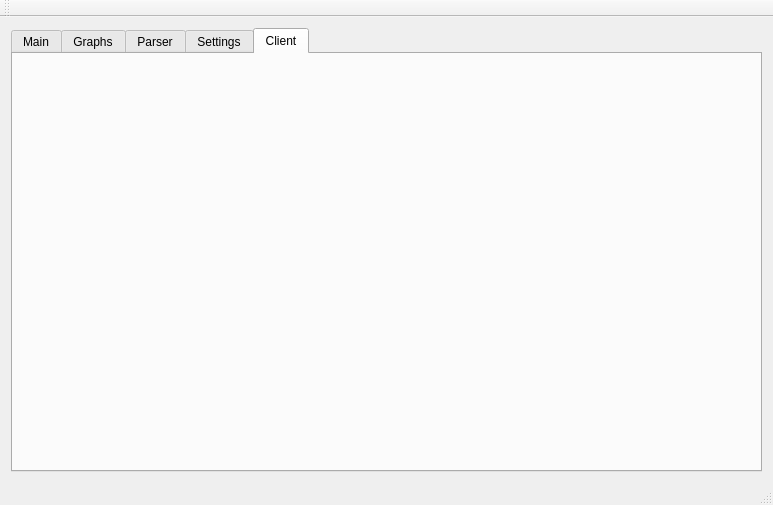
Above: graphs.ui from fsvymk/graphs before the change. Below: the same form after it.
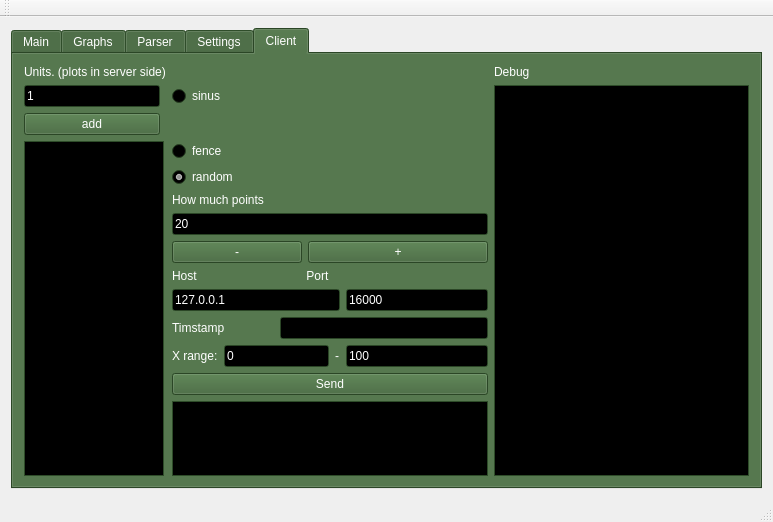
That is the form after the change. The open tabs and pages were chosen to show the change. Custom widgets are drawn as their Qt base class.

The edit to the form file:
```diff
--- a/graphs.ui
+++ b/graphs.ui
@@ -7,7 +7,7 @@
     <x>0</x>
     <y>0</y>
     <width>773</width>
-    <height>505</height>
+    <height>522</height>
    </rect>
   </property>
   <property name="windowTitle">
@@ -15,8 +15,423 @@
   </property>
   <widget class="QWidget" name="centralWidget">
    <layout class="QGridLayout" name="gridLayout">
-    <item row="0" column="1">
+    <item row="0" column="0">
      <widget class="QTabWidget" name="tabWidget">
+      <property name="palette">
+       <palette>
+        <active>
+         <colorrole role="WindowText">
+          <brush brushstyle="SolidPattern">
+           <color alpha="255">
+            <red>255</red>
+            <green>255</green>
+            <blue>255</blue>
+           </color>
+          </brush>
+         </colorrole>
+         <colorrole role="Button">
+          <brush brushstyle="SolidPattern">
+           <color alpha="255">
+            <red>60</red>
+            <green>98</green>
+            <blue>53</blue>
+           </color>
+          </brush>
+         </colorrole>
+         <colorrole role="Light">
+          <brush brushstyle="SolidPattern">
+           <color alpha="255">
+            <red>90</red>
+            <green>147</green>
+            <blue>79</blue>
+           </color>
+          </brush>
+         </colorrole>
+         <colorrole role="Midlight">
+          <brush brushstyle="SolidPattern">
+           <color alpha="255">
+            <red>75</red>
+            <green>122</green>
+            <blue>66</blue>
+           </color>
+          </brush>
+         </colorrole>
+         <colorrole role="Dark">
+          <brush brushstyle="SolidPattern">
+           <color alpha="255">
+            <red>30</red>
+            <green>49</green>
+            <blue>26</blue>
+           </color>
+          </brush>
+         </colorrole>
+         <colorrole role="Mid">
+          <brush brushstyle="SolidPattern">
+           <color alpha="255">
+            <red>40</red>
+            <green>65</green>
+            <blue>35</blue>
+           </color>
+          </brush>
+         </colorrole>
+         <colorrole role="Text">
+          <brush brushstyle="SolidPattern">
+           <color alpha="255">
+            <red>255</red>
+            <green>255</green>
+            <blue>255</blue>
+           </color>
+          </brush>
+         </colorrole>
+         <colorrole role="BrightText">
+          <brush brushstyle="SolidPattern">
+           <color alpha="255">
+            <red>255</red>
+            <green>255</green>
+            <blue>255</blue>
+           </color>
+          </brush>
+         </colorrole>
+         <colorrole role="ButtonText">
+          <brush brushstyle="SolidPattern">
+           <color alpha="255">
+            <red>255</red>
+            <green>255</green>
+            <blue>255</blue>
+           </color>
+          </brush>
+         </colorrole>
+         <colorrole role="Base">
+          <brush brushstyle="SolidPattern">
+           <color alpha="255">
+            <red>0</red>
+            <green>0</green>
+            <blue>0</blue>
+           </color>
+          </brush>
+         </colorrole>
+         <colorrole role="Window">
+          <brush brushstyle="SolidPattern">
+           <color alpha="255">
+            <red>60</red>
+            <green>98</green>
+            <blue>53</blue>
+           </color>
+          </brush>
+         </colorrole>
+         <colorrole role="Shadow">
+          <brush brushstyle="SolidPattern">
+           <color alpha="255">
+            <red>0</red>
+            <green>0</green>
+            <blue>0</blue>
+           </color>
+          </brush>
+         </colorrole>
+         <colorrole role="AlternateBase">
+          <brush brushstyle="SolidPattern">
+           <color alpha="255">
+            <red>30</red>
+            <green>49</green>
+            <blue>26</blue>
+           </color>
+          </brush>
+         </colorrole>
+         <colorrole role="ToolTipBase">
+          <brush brushstyle="SolidPattern">
+           <color alpha="255">
+            <red>255</red>
+            <green>255</green>
+            <blue>220</blue>
+           </color>
+          </brush>
+         </colorrole>
+         <colorrole role="ToolTipText">
+          <brush brushstyle="SolidPattern">
+           <color alpha="255">
+            <red>0</red>
+            <green>0</green>
+            <blue>0</blue>
+           </color>
+          </brush>
+         </colorrole>
+        </active>
+        <inactive>
+         <colorrole role="WindowText">
+          <brush brushstyle="SolidPattern">
+           <color alpha="255">
+            <red>255</red>
+            <green>255</green>
+            <blue>255</blue>
+           </color>
+          </brush>
+         </colorrole>
+         <colorrole role="Button">
+          <brush brushstyle="SolidPattern">
+           <color alpha="255">
+            <red>60</red>
+            <green>98</green>
+            <blue>53</blue>
+           </color>
+          </brush>
+         </colorrole>
+         <colorrole role="Light">
+          <brush brushstyle="SolidPattern">
+           <color alpha="255">
+            <red>90</red>
+            <green>147</green>
+            <blue>79</blue>
+           </color>
+          </brush>
+         </colorrole>
+         <colorrole role="Midlight">
+          <brush brushstyle="SolidPattern">
+           <color alpha="255">
+            <red>75</red>
+            <green>122</green>
+            <blue>66</blue>
+           </color>
+          </brush>
+         </colorrole>
+         <colorrole role="Dark">
+          <brush brushstyle="SolidPattern">
+           <color alpha="255">
+            <red>30</red>
+            <green>49</green>
+            <blue>26</blue>
+           </color>
+          </brush>
+         </colorrole>
+         <colorrole role="Mid">
+          <brush brushstyle="SolidPattern">
+           <color alpha="255">
+            <red>40</red>
+            <green>65</green>
+            <blue>35</blue>
+           </color>
+          </brush>
+         </colorrole>
+         <colorrole role="Text">
+          <brush brushstyle="SolidPattern">
+           <color alpha="255">
+            <red>255</red>
+            <green>255</green>
+            <blue>255</blue>
+           </color>
+          </brush>
+         </colorrole>
+         <colorrole role="BrightText">
+          <brush brushstyle="SolidPattern">
+           <color alpha="255">
+            <red>255</red>
+            <green>255</green>
+            <blue>255</blue>
+           </color>
+          </brush>
+         </colorrole>
+         <colorrole role="ButtonText">
+          <brush brushstyle="SolidPattern">
+           <color alpha="255">
+            <red>255</red>
+            <green>255</green>
+            <blue>255</blue>
+           </color>
+          </brush>
+         </colorrole>
+         <colorrole role="Base">
+          <brush brushstyle="SolidPattern">
+           <color alpha="255">
+            <red>0</red>
+            <green>0</green>
+            <blue>0</blue>
+           </color>
+          </brush>
+         </colorrole>
+         <colorrole role="Window">
+          <brush brushstyle="SolidPattern">
+           <color alpha="255">
+            <red>60</red>
+            <green>98</green>
+            <blue>53</blue>
+           </color>
+          </brush>
+         </colorrole>
+         <colorrole role="Shadow">
+          <brush brushstyle="SolidPattern">
+           <color alpha="255">
+            <red>0</red>
+            <green>0</green>
+            <blue>0</blue>
+           </color>
+          </brush>
+         </colorrole>
+         <colorrole role="AlternateBase">
+          <brush brushstyle="SolidPattern">
+           <color alpha="255">
+            <red>30</red>
+            <green>49</green>
+            <blue>26</blue>
+           </color>
+          </brush>
+         </colorrole>
+         <colorrole role="ToolTipBase">
+          <brush brushstyle="SolidPattern">
+           <color alpha="255">
+            <red>255</red>
+            <green>255</green>
+            <blue>220</blue>
+           </color>
+          </brush>
+         </colorrole>
+         <colorrole role="ToolTipText">
+          <brush brushstyle="SolidPattern">
+           <color alpha="255">
+            <red>0</red>
+            <green>0</green>
+            <blue>0</blue>
+           </color>
+          </brush>
+         </colorrole>
+        </inactive>
+        <disabled>
+         <colorrole role="WindowText">
+          <brush brushstyle="SolidPattern">
+           <color alpha="255">
+            <red>30</red>
+            <green>49</green>
+            <blue>26</blue>
+           </color>
+          </brush>
+         </colorrole>
+         <colorrole role="Button">
+          <brush brushstyle="SolidPattern">
+           <color alpha="255">
+            <red>60</red>
+            <green>98</green>
+            <blue>53</blue>
+           </color>
+          </brush>
+         </colorrole>
+         <colorrole role="Light">
+          <brush brushstyle="SolidPattern">
+           <color alpha="255">
+            <red>90</red>
+            <green>147</green>
+            <blue>79</blue>
+           </color>
+          </brush>
+         </colorrole>
+         <colorrole role="Midlight">
+          <brush brushstyle="SolidPattern">
+           <color alpha="255">
+            <red>75</red>
+            <green>122</green>
+            <blue>66</blue>
+           </color>
+          </brush>
+         </colorrole>
+         <colorrole role="Dark">
+          <brush brushstyle="SolidPattern">
+           <color alpha="255">
+            <red>30</red>
+            <green>49</green>
+            <blue>26</blue>
+           </color>
+          </brush>
+         </colorrole>
+         <colorrole role="Mid">
+          <brush brushstyle="SolidPattern">
+           <color alpha="255">
+            <red>40</red>
+            <green>65</green>
+            <blue>35</blue>
+           </color>
+          </brush>
+         </colorrole>
+         <colorrole role="Text">
+          <brush brushstyle="SolidPattern">
+           <color alpha="255">
+            <red>30</red>
+            <green>49</green>
+            <blue>26</blue>
+           </color>
+          </brush>
+         </colorrole>
+         <colorrole role="BrightText">
+          <brush brushstyle="SolidPattern">
+           <color alpha="255">
+            <red>255</red>
+            <green>255</green>
+            <blue>255</blue>
+           </color>
+          </brush>
+         </colorrole>
+         <colorrole role="ButtonText">
+          <brush brushstyle="SolidPattern">
+           <color alpha="255">
+            <red>30</red>
+            <green>49</green>
+            <blue>26</blue>
+           </color>
+          </brush>
+         </colorrole>
+         <colorrole role="Base">
+          <brush brushstyle="SolidPattern">
+           <color alpha="255">
+            <red>60</red>
+            <green>98</green>
+            <blue>53</blue>
+           </color>
+          </brush>
+         </colorrole>
+         <colorrole role="Window">
+          <brush brushstyle="SolidPattern">
+           <color alpha="255">
+            <red>60</red>
+            <green>98</green>
+            <blue>53</blue>
+           </color>
+          </brush>
+         </colorrole>
+         <colorrole role="Shadow">
+          <brush brushstyle="SolidPattern">
+           <color alpha="255">
+            <red>0</red>
+            <green>0</green>
+            <blue>0</blue>
+           </color>
+          </brush>
+         </colorrole>
+         <colorrole role="AlternateBase">
+          <brush brushstyle="SolidPattern">
+           <color alpha="255">
+            <red>60</red>
+            <green>98</green>
+            <blue>53</blue>
+           </color>
+          </brush>
+         </colorrole>
+         <colorrole role="ToolTipBase">
+          <brush brushstyle="SolidPattern">
+           <color alpha="255">
+            <red>255</red>
+            <green>255</green>
+            <blue>220</blue>
+           </color>
+          </brush>
+         </colorrole>
+         <colorrole role="ToolTipText">
+          <brush brushstyle="SolidPattern">
+           <color alpha="255">
+            <red>0</red>
+            <green>0</green>
+            <blue>0</blue>
+           </color>
+          </brush>
+         </colorrole>
+        </disabled>
+       </palette>
+      </property>
       <property name="currentIndex">
        <number>1</number>
       </property>
@@ -134,6 +549,179 @@
        <attribute name="title">
         <string>Client</string>
        </attribute>
+       <layout class="QGridLayout" name="gridLayout_4">
+        <item row="1" column="0">
+         <widget class="QLineEdit" name="client_lineEdit_numplot">
+          <property name="text">
+           <string>1</string>
+          </property>
+         </widget>
+        </item>
+        <item row="9" column="2" colspan="6">
+         <widget class="QLineEdit" name="client_lineEdit_ip">
+          <property name="text">
+           <string>127.0.0.1</string>
+          </property>
+         </widget>
+        </item>
+        <item row="7" column="6" colspan="3">
+         <widget class="QPushButton" name="pushButton_plus">
+          <property name="text">
+           <string>+</string>
+          </property>
+         </widget>
+        </item>
+        <item row="5" column="2" colspan="5">
+         <widget class="QLabel" name="label_howmuch">
+          <property name="text">
+           <string>How much points</string>
+          </property>
+         </widget>
+        </item>
+        <item row="4" column="2" colspan="6">
+         <widget class="QRadioButton" name="radioButton_random">
+          <property name="text">
+           <string>random</string>
+          </property>
+          <property name="checked">
+           <bool>true</bool>
+          </property>
+         </widget>
+        </item>
+        <item row="3" column="2" colspan="2">
+         <widget class="QRadioButton" name="radioButton_fence">
+          <property name="text">
+           <string>fence</string>
+          </property>
+         </widget>
+        </item>
+        <item row="3" column="0" rowspan="11" colspan="2">
+         <widget class="QListWidget" name="client_listWidget">
+          <property name="maximumSize">
+           <size>
+            <width>140</width>
+            <height>16777215</height>
+           </size>
+          </property>
+          <property name="inputMethodHints">
+           <set>Qt::ImhMultiLine</set>
+          </property>
+         </widget>
+        </item>
+        <item row="1" column="9" rowspan="13">
+         <widget class="QTextEdit" name="client_debug"/>
+        </item>
+        <item row="1" column="2" colspan="2">
+         <widget class="QRadioButton" name="radioButton_sinus">
+          <property name="text">
+           <string>sinus</string>
+          </property>
+          <property name="checked">
+           <bool>false</bool>
+          </property>
+         </widget>
+        </item>
+        <item row="0" column="9">
+         <widget class="QLabel" name="client_label_debug">
+          <property name="text">
+           <string>Debug</string>
+          </property>
+         </widget>
+        </item>
+        <item row="0" column="0" colspan="2">
+         <widget class="QLabel" name="label_units">
+          <property name="text">
+           <string>Units. (plots in server side)</string>
+          </property>
+         </widget>
+        </item>
+        <item row="7" column="2" colspan="4">
+         <widget class="QPushButton" name="pushButton_minus">
+          <property name="text">
+           <string>-</string>
+          </property>
+         </widget>
+        </item>
+        <item row="6" column="2" colspan="7">
+         <widget class="QLineEdit" name="lineEdit_points">
+          <property name="inputMethodHints">
+           <set>Qt::ImhDigitsOnly</set>
+          </property>
+          <property name="text">
+           <string>20</string>
+          </property>
+         </widget>
+        </item>
+        <item row="8" column="2" colspan="7">
+         <widget class="QLabel" name="label_hostport">
+          <property name="text">
+           <string>Host                                 Port</string>
+          </property>
+         </widget>
+        </item>
+        <item row="11" column="8">
+         <widget class="QLineEdit" name="client_lineEdit_xto">
+          <property name="text">
+           <string>100</string>
+          </property>
+         </widget>
+        </item>
+        <item row="10" column="2" colspan="3">
+         <widget class="QLabel" name="client_label_7">
+          <property name="text">
+           <string>Timstamp</string>
+          </property>
+         </widget>
+        </item>
+        <item row="13" column="2" colspan="7">
+         <widget class="QListView" name="client_listView"/>
+        </item>
+        <item row="11" column="7">
+         <widget class="QLabel" name="client_label_3">
+          <property name="text">
+           <string>-</string>
+          </property>
+         </widget>
+        </item>
+        <item row="12" column="2" colspan="7">
+         <widget class="QPushButton" name="client_ButtonSend">
+          <property name="text">
+           <string>Send</string>
+          </property>
+         </widget>
+        </item>
+        <item row="10" column="5" colspan="4">
+         <widget class="QLineEdit" name="client_line_timestamp"/>
+        </item>
+        <item row="11" column="3" colspan="4">
+         <widget class="QLineEdit" name="client_lineEdit_xfrom">
+          <property name="text">
+           <string>0</string>
+          </property>
+         </widget>
+        </item>
+        <item row="9" column="8">
+         <widget class="QLineEdit" name="client_lineEdit_port">
+          <property name="text">
+           <string>16000</string>
+          </property>
+         </widget>
+        </item>
+        <item row="11" column="2">
+         <widget class="QLabel" name="client_label_xrange">
+          <property name="text">
+           <string>X range:</string>
+          </property>
+         </widget>
+        </item>
+        <item row="2" column="0">
+         <widget class="QPushButton" name="clientAdd">
+          <property name="text">
+           <string>add</string>
+          </property>
+         </widget>
+        </item>
+       </layout>
       </widget>
      </widget>
     </item>
```
Left out of the diff: 58 changed lines with no effect on the pictures.
